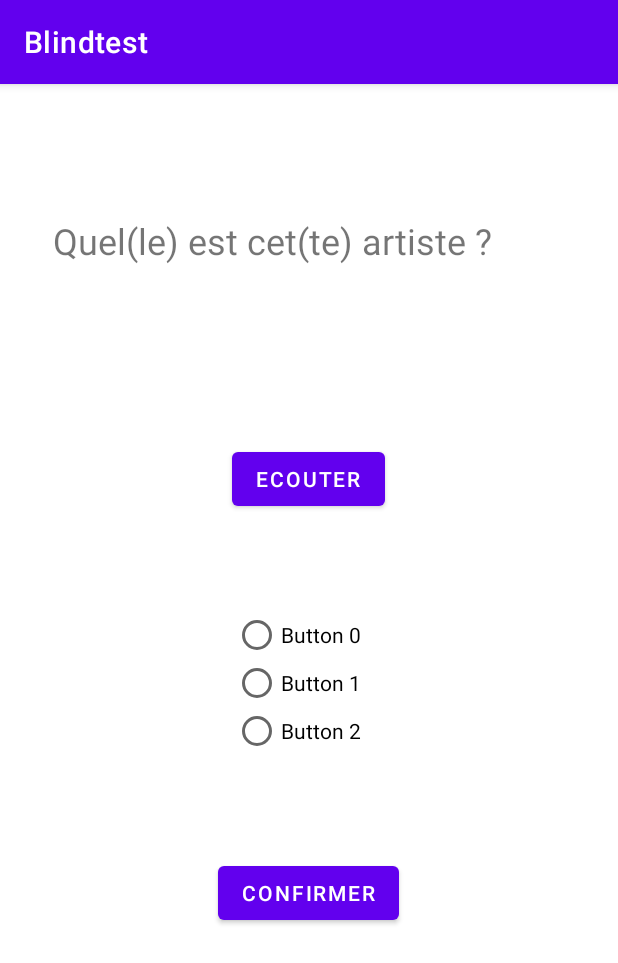
After one commit to coding-factory-classrooms/android-l2-flashcards-groupe-3-blindtest-musical, an Android app: the BlindTestActivity screen opened directly, with no data from a screen before it, on a phone screen of 412 x 824 dp. The commit adds this screen. Shown: the top 963 px of the screen. Run offline under Robolectric (Android 15) with nearby library versions, the phone set to English and light mode, and no system bars.

Commit message:
blind test activity + json

```diff
--- a/app/src/main/AndroidManifest.xml
+++ b/app/src/main/AndroidManifest.xml
@@ -9,6 +9,8 @@
         android:roundIcon="@mipmap/ic_launcher_round"
         android:supportsRtl="true"
         android:theme="@style/Theme.Blindtest">
+        <activity android:name=".BlindTestActivity"></activity>
+        <activity android:name=".AboutActivity" />
         <activity android:name=".MainActivity">
             <intent-filter>
                 <action android:name="android.intent.action.MAIN" />
--- /dev/null
+++ b/app/src/main/java/com/rosstail/blindtest/BlindTestActivity.java
@@ -0,0 +1,50 @@
+package com.rosstail.blindtest;
+
+import androidx.appcompat.app.AppCompatActivity;
+
+import android.content.Context;
+import android.os.Bundle;
+import android.util.Log;
+import android.widget.RadioButton;
+import android.widget.RadioGroup;
+
+import org.json.JSONException;
+import org.json.JSONObject;
+
+import java.io.BufferedReader;
+import java.io.IOException;
+import java.io.InputStream;
+import java.io.InputStreamReader;
+
+public class BlindTestActivity extends AppCompatActivity {
+
+
+    @Override
+    protected void onCreate(Bundle savedInstanceState) {
+        super.onCreate(savedInstanceState);
+        setContentView(R.layout.activity_blind_test);
+
+        RadioGroup group = findViewById(R.id.radioGroup);
+        RadioButton button;
+        for(int i = 0; i < 3; i++) {
+            button = new RadioButton(this);
+            button.setText("Button " + i);
+            group.addView(button);
+        }
+
+        InputStream is = null;
+        String str_data = "";
+        try {
+            is = BlindTestActivity.this.getAssets().open("data.json");
+            int size = is.available();
+            byte[] buffer = new byte[size]; //declare the size of the byte array with size of the file
+            is.read(buffer);
+            is.close();
+            str_data = new String(buffer);
+            JSONObject obj = new JSONObject(str_data);
+        } catch (IOException | JSONException e) {
+            e.printStackTrace();
+        }
+        Log.e("BlindTest", "onCreate: " + str_data);
+    }
+}
--- /dev/null
+++ b/app/src/main/res/layout/activity_blind_test.xml
@@ -0,0 +1,73 @@
+<?xml version="1.0" encoding="utf-8"?>
+<androidx.constraintlayout.widget.ConstraintLayout xmlns:android="http://schemas.android.com/apk/res/android"
+    xmlns:app="http://schemas.android.com/apk/res-auto"
+    xmlns:tools="http://schemas.android.com/tools"
+    android:layout_width="match_parent"
+    android:layout_height="match_parent"
+    tools:context=".BlindTestActivity">
+
+    <TextView
+        android:id="@+id/textView"
+        android:layout_width="340dp"
+        android:layout_height="103dp"
+        android:layout_marginTop="88dp"
+        android:text="Quel(le) est cet(te) artiste ?"
+        android:textSize="24sp"
+        app:layout_constraintEnd_toEndOf="parent"
+        app:layout_constraintHorizontal_bias="0.492"
+        app:layout_constraintStart_toStartOf="parent"
+        app:layout_constraintTop_toTopOf="parent" />
+
+    <TextView
+        android:id="@+id/indexTextView"
+        android:layout_width="0dp"
+        android:layout_height="wrap_content"
+        android:layout_marginStart="24dp"
+        android:layout_marginLeft="24dp"
+        android:layout_marginTop="24dp"
+        app:layout_constraintStart_toStartOf="parent"
+        app:layout_constraintTop_toTopOf="parent"
+        tools:text="1 / 2" />
+
+    <Button
+        android:id="@+id/playerButton"
+        android:layout_width="wrap_content"
+        android:layout_height="wrap_content"
+        android:layout_marginTop="48dp"
+        android:text="Ecouter"
+        app:layout_constraintEnd_toEndOf="@+id/textView"
+        app:layout_constraintHorizontal_bias="0.502"
+        app:layout_constraintStart_toStartOf="@+id/textView"
+        app:layout_constraintTop_toBottomOf="@+id/textView" />
+
+    <RadioGroup
+        android:id="@+id/radioGroup"
+        android:layout_width="100dp"
+        android:layout_height="100dp"
+        android:layout_marginTop="160dp"
+        app:layout_constraintEnd_toEndOf="@+id/textView"
+        app:layout_constraintStart_toStartOf="@+id/textView"
+        app:layout_constraintTop_toBottomOf="@+id/textView" />
+
+    <TextView
+        android:id="@+id/responseTextView"
+        android:layout_width="114dp"
+        android:layout_height="26dp"
+        android:layout_marginBottom="52dp"
+        app:layout_constraintBottom_toBottomOf="parent"
+        app:layout_constraintEnd_toEndOf="@+id/textView"
+        app:layout_constraintHorizontal_bias="0.502"
+        app:layout_constraintStart_toStartOf="@+id/textView"
+        tools:text="Bonne réponse !" />
+
+    <Button
+        android:id="@+id/confirmButton"
+        android:layout_width="wrap_content"
+        android:layout_height="wrap_content"
+        android:layout_marginTop="324dp"
+        android:text="Confirmer"
+        app:layout_constraintEnd_toEndOf="@+id/textView"
+        app:layout_constraintStart_toStartOf="@+id/textView"
+        app:layout_constraintTop_toBottomOf="@+id/textView" />
+
+</androidx.constraintlayout.widget.ConstraintLayout>
```
Also changed, not shown: app/src/main/assets/data.json (added, +9 -0 lines), app/src/main/java/com/rosstail/blindtest/AboutActivity.java (added, +36 -0 lines), app/src/main/java/com/rosstail/blindtest/MainActivity.java (+14 -1 lines), app/src/main/res/layout/activity_about.xml (added, +18 -0 lines).
